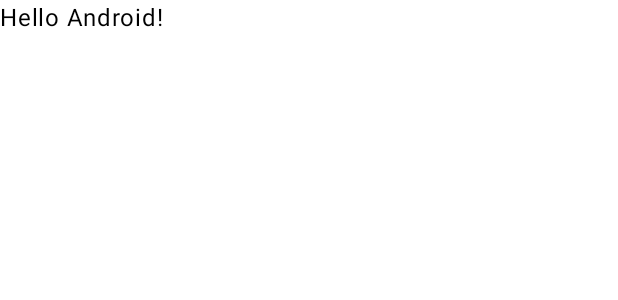
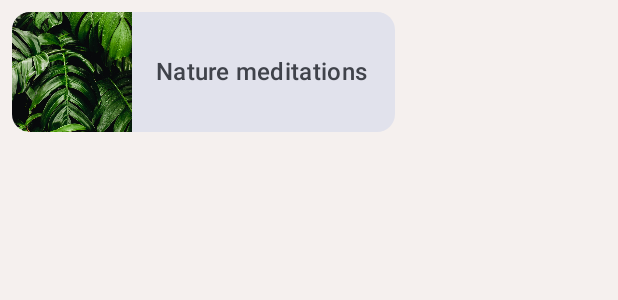
Before and after one commit to WenDEVLIFE/ComposeApp2, an Android app built with Jetpack Compose: the @Preview function GreetingPreview, on a phone screen of 412 x 824 dp. Shown: the top 300 px of the screen. Run offline under Robolectric (Android 15) with nearby library versions, the phone set to English and light mode, and no system bars.

```diff
--- a/app/src/main/java/com/example/composeapp2/MainActivity.kt
+++ b/app/src/main/java/com/example/composeapp2/MainActivity.kt
@@ -4,8 +4,11 @@ import android.os.Bundle
 import androidx.activity.ComponentActivity
 import androidx.activity.compose.setContent
 import androidx.activity.enableEdgeToEdge
+import androidx.annotation.DrawableRes
+import androidx.annotation.StringRes
 import androidx.compose.foundation.Image
 import androidx.compose.foundation.layout.Column
+import androidx.compose.foundation.layout.Row
 import androidx.compose.foundation.layout.fillMaxSize
 import androidx.compose.foundation.layout.fillMaxWidth
 import androidx.compose.foundation.layout.heightIn
@@ -25,6 +28,14 @@ import androidx.compose.ui.res.stringResource
 import androidx.compose.ui.tooling.preview.Preview
 import androidx.compose.ui.unit.dp
 import com.example.composeapp2.ui.theme.ComposeApp2Theme
+import androidx.compose.foundation.layout.paddingFromBaseline
+import androidx.compose.foundation.layout.size
+import androidx.compose.foundation.shape.CircleShape
+import androidx.compose.ui.Alignment
+import androidx.compose.ui.draw.clip
+import androidx.compose.ui.layout.ContentScale
+import androidx.compose.foundation.layout.width
+import androidx.compose.material3.Surface
 
 class MainActivity : ComponentActivity() {
     override fun onCreate(savedInstanceState: Bundle?) {
@@ -69,6 +80,36 @@ fun SearchBar(
             .heightIn(min = 56.dp)
     )
 }
+@Composable
+fun FavoriteCollectionCard(
+    @DrawableRes drawable: Int,
+    @StringRes text: Int,
+    modifier: Modifier = Modifier
+) {
+    Surface(
+        shape = MaterialTheme.shapes.medium,
+        color = MaterialTheme.colorScheme.surfaceVariant,
+        modifier = modifier
+    ) {
+        Row(
+            verticalAlignment = Alignment.CenterVertically,
+            modifier = Modifier.width(255.dp)
+        ) {
+            Image(
+                painter = painterResource(drawable),
+                contentDescription = null,
+                contentScale = ContentScale.Crop,
+                modifier = Modifier.size(80.dp)
+            )
+            Text(
+                text = stringResource(text),
+                style = MaterialTheme.typography.titleMedium,
+                modifier = Modifier.padding(horizontal = 16.dp)
+            )
+        }
+    }
+}
+
 
 @Composable
 fun Greeting(name: String, modifier: Modifier = Modifier) {
@@ -80,22 +121,38 @@ fun Greeting(name: String, modifier: Modifier = Modifier) {
 
 @Composable
 fun AlignYourBodyElement(
+    @DrawableRes drawable: Int,
+    @StringRes text: Int,
     modifier: Modifier = Modifier
 ) {
     Column(
-        modifier = modifier
+        modifier = modifier,
+        horizontalAlignment = Alignment.CenterHorizontally
     ) {
         Image(
-            painter = painterResource(R.drawable.ab1_inversions),
-            contentDescription = null
+            painter = painterResource(drawable),
+            contentDescription = null,
+            contentScale = ContentScale.Crop,
+            modifier = Modifier
+                .size(88.dp)
+                .clip(CircleShape)
         )
-        Text(text = stringResource(R.string.ab1_inversions))
+        Text(
+            text = stringResource(text),
+            modifier = Modifier.paddingFromBaseline(top = 24.dp, bottom = 8.dp),
+            style = MaterialTheme.typography.bodyMedium
+        )
     }
 }
-@Preview(showBackground = true)
+
+@Preview(showBackground = true, backgroundColor = 0xFFF5F0EE)
 @Composable
 fun GreetingPreview() {
     ComposeApp2Theme {
-        Greeting("Android")
+        FavoriteCollectionCard(
+            text = R.string.fc2_nature_meditations,
+            drawable = R.drawable.fc2_nature_meditations,
+            modifier = Modifier.padding(8.dp)
+        )
     }
 }
--- a/app/src/main/res/values/strings.xml
+++ b/app/src/main/res/values/strings.xml
@@ -1,4 +1,6 @@
 <resources>
     <string name="app_name">ComposeApp2</string>
     <string name="placeholder_search">Search</string>
+    <string name="ab1_inversions">Inversions</string>
+    <string name="fc2_nature_meditations">Nature meditations</string>
 </resources>
```
